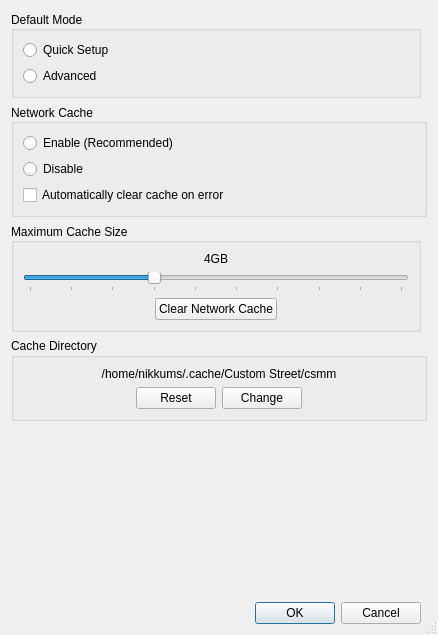
Before: the Qt Designer form preferencesdialog.ui in FortuneStreetModding/csmm-qt, drawn with Qt 5.
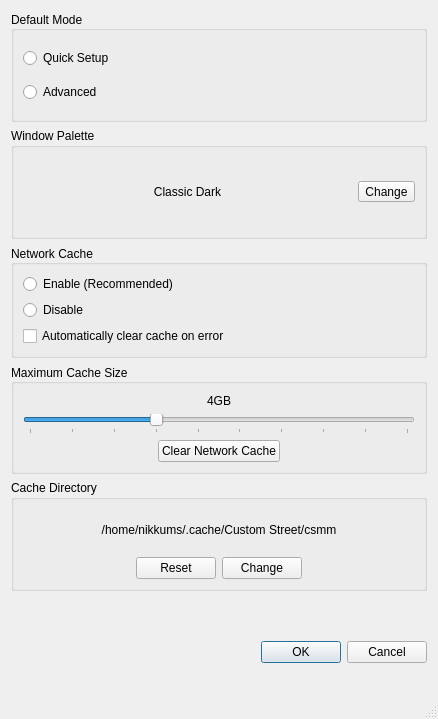
After: the same form once the commit is applied. Icons and pictures are not drawn.

Commit message: Implement the window palette system in CSMM

The edit to the form file:
```diff
--- a/preferencesdialog.ui
+++ b/preferencesdialog.ui
@@ -13,7 +13,7 @@
     <x>0</x>
     <y>0</y>
     <width>438</width>
-    <height>635</height>
+    <height>719</height>
    </rect>
   </property>
   <property name="sizePolicy">
@@ -52,8 +52,8 @@
   <property name="modal">
    <bool>true</bool>
   </property>
-  <layout class="QGridLayout" name="gridLayout">
-   <item row="0" column="0">
+  <layout class="QVBoxLayout" name="verticalLayout_4">
+   <item>
     <widget class="QGroupBox" name="defaultModeGroupBox">
      <property name="sizePolicy">
       <sizepolicy hsizetype="Preferred" vsizetype="Preferred">
@@ -97,22 +97,16 @@
      </layout>
     </widget>
    </item>
-   <item row="3" column="0" colspan="2">
-    <widget class="QGroupBox" name="cacheDirectoryGroupBox">
+   <item>
+    <widget class="QGroupBox" name="windowPaletteGroupBox">
      <property name="title">
-      <string>Cache Directory</string>
+      <string>Window Palette</string>
      </property>
-     <layout class="QVBoxLayout" name="verticalLayout_3">
+     <layout class="QHBoxLayout" name="horizontalLayout_3">
       <item>
-       <widget class="QLabel" name="cacheDirectoryLabel">
-        <property name="sizePolicy">
-         <sizepolicy hsizetype="MinimumExpanding" vsizetype="Preferred">
-          <horstretch>0</horstretch>
-          <verstretch>0</verstretch>
-         </sizepolicy>
-        </property>
+       <widget class="QLabel" name="windowPaletteLabel">
         <property name="text">
-         <string>/home/nikkums/.cache/Custom Street/csmm</string>
+         <string>Classic Dark</string>
         </property>
         <property name="alignment">
          <set>Qt::AlignCenter</set>
@@ -120,59 +114,16 @@
        </widget>
       </item>
       <item>
-       <layout class="QHBoxLayout" name="horizontalLayout">
-        <item>
-         <spacer name="horizontalSpacer">
-          <property name="orientation">
-           <enum>Qt::Horizontal</enum>
-          </property>
-          <property name="sizeHint" stdset="0">
-           <size>
-            <width>40</width>
-            <height>20</height>
-           </size>
-          </property>
-         </spacer>
-        </item>
-        <item>
-         <widget class="QPushButton" name="resetCacheDirectoryButton">
-          <property name="text">
-           <string>Reset</string>
-          </property>
-          <property name="icon">
-           <iconset theme="view-refresh"/>
-          </property>
-         </widget>
-        </item>
-        <item>
-         <widget class="QPushButton" name="updateCacheDirectoryButton">
-          <property name="text">
-           <string>Change</string>
-          </property>
-          <property name="icon">
-           <iconset theme="folder-open"/>
-          </property>
-         </widget>
-        </item>
-        <item>
-         <spacer name="horizontalSpacer_2">
-          <property name="orientation">
-           <enum>Qt::Horizontal</enum>
-          </property>
-          <property name="sizeHint" stdset="0">
-           <size>
-            <width>40</width>
-            <height>20</height>
-           </size>
-          </property>
-         </spacer>
-        </item>
-       </layout>
+       <widget class="QToolButton" name="windowPaletteToolButton">
+        <property name="text">
+         <string>Change</string>
+        </property>
+       </widget>
       </item>
      </layout>
     </widget>
    </item>
-   <item row="1" column="0" colspan="2">
+   <item>
     <widget class="QGroupBox" name="groupBox">
      <property name="title">
       <string>Network Cache</string>
@@ -217,7 +168,7 @@
      </layout>
     </widget>
    </item>
-   <item row="2" column="0">
+   <item>
     <widget class="QGroupBox" name="maximumCacheSizeGroupBox">
      <property name="sizePolicy">
       <sizepolicy hsizetype="Preferred" vsizetype="Preferred">
@@ -325,20 +276,82 @@
      </layout>
     </widget>
    </item>
-   <item row="4" column="0">
-    <spacer name="verticalSpacer">
-     <property name="orientation">
-      <enum>Qt::Vertical</enum>
+   <item>
+    <widget class="QGroupBox" name="cacheDirectoryGroupBox">
+     <property name="title">
+      <string>Cache Directory</string>
      </property>
-     <property name="sizeHint" stdset="0">
-      <size>
-       <width>20</width>
-       <height>40</height>
-      </size>
-     </property>
-    </spacer>
+     <layout class="QVBoxLayout" name="verticalLayout_3">
+      <item>
+       <widget class="QLabel" name="cacheDirectoryLabel">
+        <property name="sizePolicy">
+         <sizepolicy hsizetype="MinimumExpanding" vsizetype="Preferred">
+          <horstretch>0</horstretch>
+          <verstretch>0</verstretch>
+         </sizepolicy>
+        </property>
+        <property name="text">
+         <string>/home/nikkums/.cache/Custom Street/csmm</string>
+        </property>
+        <property name="alignment">
+         <set>Qt::AlignCenter</set>
+        </property>
+       </widget>
+      </item>
+      <item>
+       <layout class="QHBoxLayout" name="horizontalLayout">
+        <item>
+         <spacer name="horizontalSpacer">
+          <property name="orientation">
+           <enum>Qt::Horizontal</enum>
+          </property>
+          <property name="sizeHint" stdset="0">
+           <size>
+            <width>40</width>
+            <height>20</height>
+           </size>
+          </property>
+         </spacer>
+        </item>
+        <item>
+         <widget class="QPushButton" name="resetCacheDirectoryButton">
+          <property name="text">
+           <string>Reset</string>
+          </property>
+          <property name="icon">
+           <iconset theme="view-refresh"/>
+          </property>
+         </widget>
+        </item>
+        <item>
+         <widget class="QPushButton" name="updateCacheDirectoryButton">
+          <property name="text">
+           <string>Change</string>
+          </property>
+          <property name="icon">
+           <iconset theme="folder-open"/>
+          </property>
+         </widget>
+        </item>
+        <item>
+         <spacer name="horizontalSpacer_2">
+          <property name="orientation">
+           <enum>Qt::Horizontal</enum>
+          </property>
+          <property name="sizeHint" stdset="0">
+           <size>
+            <width>40</width>
+            <height>20</height>
+           </size>
+          </property>
+         </spacer>
+        </item>
+       </layout>
+      </item>
+     </layout>
+    </widget>
    </item>
-   <item row="5" column="0">
+   <item>
     <widget class="QDialogButtonBox" name="buttonBox">
      <property name="sizePolicy">
       <sizepolicy hsizetype="Preferred" vsizetype="Preferred">
```
The commit also changes 20 other files.
